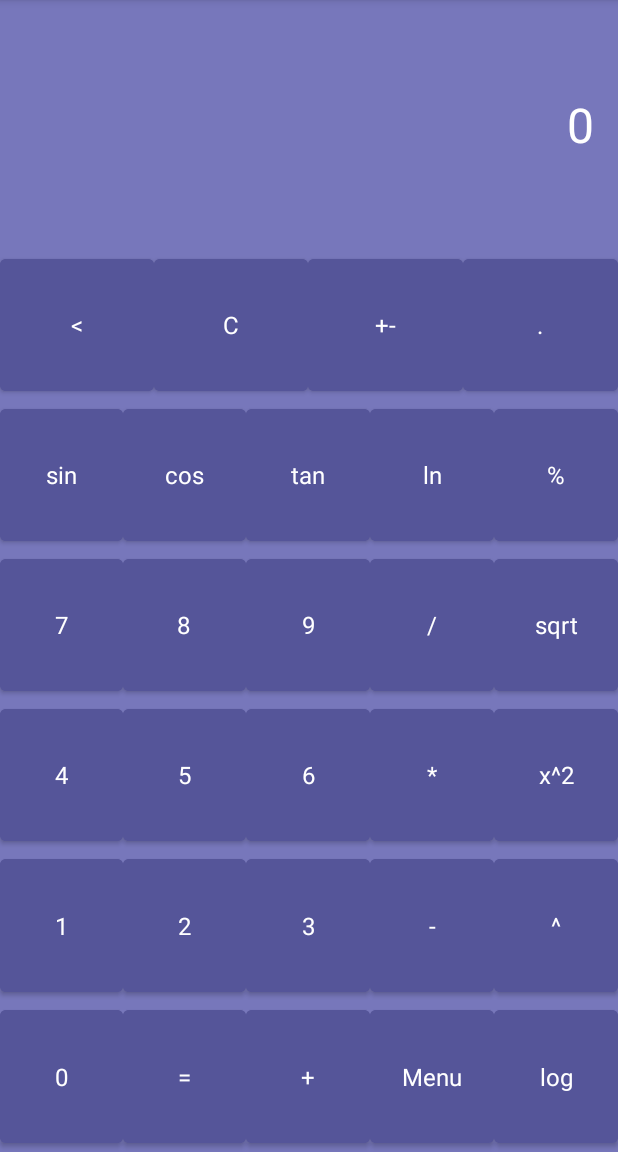
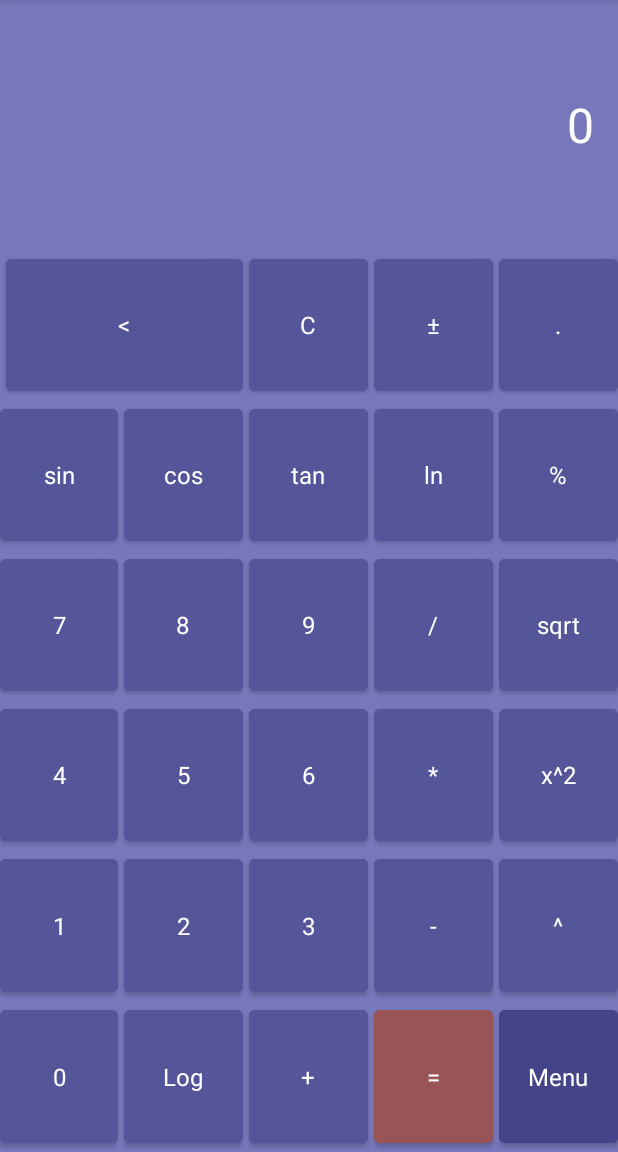
Before and after one commit to KZielinskii/Kalkulator, an Android app: the CalculatorScientific screen opened directly, with no data from a screen before it, on a phone screen of 412 x 824 dp, the part 84-1236 px from its top. Run offline under Robolectric (Android 15) with nearby library versions, the phone set to English and light mode, and no system bars.

Commit message:
the appearance of the application has been improved

```diff
--- a/app/src/main/res/layout/activity_calculator_scientific.xml
+++ b/app/src/main/res/layout/activity_calculator_scientific.xml
@@ -46,12 +46,14 @@
                 android:id="@+id/p1"
                 android:layout_width="0dp"
                 android:layout_height="match_parent"
-                android:layout_weight=".25"
+                android:layout_weight=".5"
                 android:backgroundTint="#555599"
                 android:text="&lt;"
                 android:textAppearance="@style/TextAppearance.AppCompat.Large"
                 android:textSize="16sp"
-                android:visibility="visible" />
+                android:visibility="visible"
+                android:layout_marginStart="4dp"
+                android:layout_marginEnd="4dp"/>
 
             <Button
                 android:id="@+id/p2"
@@ -62,7 +64,8 @@
                 android:text="C"
                 android:textAppearance="@style/TextAppearance.AppCompat.Large"
                 android:textSize="16sp"
-                android:visibility="visible" />
+                android:visibility="visible"
+                android:layout_marginEnd="4dp"/>
 
             <Button
                 android:id="@+id/p3"
@@ -70,10 +73,11 @@
                 android:layout_height="match_parent"
                 android:layout_weight=".25"
                 android:backgroundTint="#555599"
-                android:text="+-"
+                android:text="±"
                 android:textAppearance="@style/TextAppearance.AppCompat.Large"
                 android:textSize="16sp"
-                android:visibility="visible" />
+                android:visibility="visible"
+                android:layout_marginEnd="4dp"/>
 
             <Button
                 android:id="@+id/p4"
@@ -104,7 +108,8 @@
                 android:text="sin"
                 android:textAppearance="@style/TextAppearance.AppCompat.Large"
                 android:textSize="16sp"
-                android:visibility="visible" />
+                android:visibility="visible"
+                android:layout_marginEnd="4dp"/>
 
             <Button
                 android:id="@+id/p22"
@@ -115,7 +120,8 @@
                 android:text="cos"
                 android:textAppearance="@style/TextAppearance.AppCompat.Large"
                 android:textSize="16sp"
-                android:visibility="visible" />
+                android:visibility="visible"
+                android:layout_marginEnd="4dp"/>
 
             <Button
                 android:id="@+id/p23"
@@ -126,7 +132,8 @@
                 android:text="tan"
                 android:textAppearance="@style/TextAppearance.AppCompat.Large"
                 android:textSize="16sp"
-                android:visibility="visible" />
+                android:visibility="visible"
+                android:layout_marginEnd="4dp"/>
 
             <Button
                 android:id="@+id/p24"
@@ -137,7 +144,8 @@
                 android:text="ln"
                 android:textAppearance="@style/TextAppearance.AppCompat.Large"
                 android:textSize="16sp"
-                android:visibility="visible" />
+                android:visibility="visible"
+                android:layout_marginEnd="4dp"/>
 
             <Button
                 android:id="@+id/p29"
@@ -168,7 +176,8 @@
                 android:text="7"
                 android:textAppearance="@style/TextAppearance.AppCompat.Large"
                 android:textSize="16sp"
-                android:visibility="visible" />
+                android:visibility="visible"
+                android:layout_marginEnd="4dp"/>
 
             <Button
                 android:id="@+id/p6"
@@ -179,7 +188,8 @@
                 android:text="8"
                 android:textAppearance="@style/TextAppearance.AppCompat.Large"
                 android:textSize="16sp"
-                android:visibility="visible" />
+                android:visibility="visible"
+                android:layout_marginEnd="4dp"/>
 
             <Button
                 android:id="@+id/p7"
@@ -190,7 +200,8 @@
                 android:text="9"
                 android:textAppearance="@style/TextAppearance.AppCompat.Large"
                 android:textSize="16sp"
-                android:visibility="visible" />
+                android:visibility="visible"
+                android:layout_marginEnd="4dp"/>
 
             <Button
                 android:id="@+id/p8"
@@ -201,7 +212,8 @@
                 android:text="/"
                 android:textAppearance="@style/TextAppearance.AppCompat.Large"
                 android:textSize="16sp"
-                android:visibility="visible" />
+                android:visibility="visible"
+                android:layout_marginEnd="4dp"/>
 
             <Button
                 android:id="@+id/p25"
@@ -233,7 +245,8 @@
                 android:text="4"
                 android:textAppearance="@style/TextAppearance.AppCompat.Large"
                 android:textSize="16sp"
-                android:visibility="visible" />
+                android:visibility="visible"
+                android:layout_marginEnd="4dp"/>
 
             <Button
                 android:id="@+id/p10"
@@ -244,7 +257,8 @@
                 android:text="5"
                 android:textAppearance="@style/TextAppearance.AppCompat.Large"
                 android:textSize="16sp"
-                android:visibility="visible" />
+                android:visibility="visible"
+                android:layout_marginEnd="4dp"/>
 
             <Button
                 android:id="@+id/p11"
@@ -255,7 +269,8 @@
                 android:text="6"
                 android:textAppearance="@style/TextAppearance.AppCompat.Large"
                 android:textSize="16sp"
-                android:visibility="visible" />
+                android:visibility="visible"
+                android:layout_marginEnd="4dp"/>
 
             <Button
                 android:id="@+id/p12"
@@ -266,7 +281,8 @@
                 android:text="*"
                 android:textAppearance="@style/TextAppearance.AppCompat.Large"
                 android:textSize="16sp"
-                android:visibility="visible" />
+                android:visibility="visible"
+                android:layout_marginEnd="4dp"/>
 
             <Button
                 android:id="@+id/p26"
@@ -298,7 +314,8 @@
                 android:text="1"
                 android:textAppearance="@style/TextAppearance.AppCompat.Large"
                 android:textSize="16sp"
-                android:visibility="visible" />
+                android:visibility="visible"
+                android:layout_marginEnd="4dp"/>
 
             <Button
                 android:id="@+id/p14"
@@ -309,7 +326,8 @@
                 android:text="2"
                 android:textAppearance="@style/TextAppearance.AppCompat.Large"
                 android:textSize="16sp"
-                android:visibility="visible" />
+                android:visibility="visible"
+                android:layout_marginEnd="4dp"/>
 
             <Button
                 android:id="@+id/p15"
@@ -320,7 +338,8 @@
                 android:text="3"
                 android:textAppearance="@style/TextAppearance.AppCompat.Large"
                 android:textSize="16sp"
-                android:visibility="visible" />
+                android:visibility="visible"
+                android:layout_marginEnd="4dp"/>
 
             <Button
                 android:id="@+id/p16"
@@ -331,7 +350,8 @@
                 android:text="-"
                 android:textAppearance="@style/TextAppearance.AppCompat.Large"
                 android:textSize="16sp"
-                android:visibility="visible" />
+                android:visibility="visible"
+                android:layout_marginEnd="4dp"/>
 
             <Button
                 android:id="@+id/p27"
@@ -363,18 +383,20 @@
                 android:text="0"
                 android:textAppearance="@style/TextAppearance.AppCompat.Large"
                 android:textSize="16sp"
-                android:visibility="visible" />
+                android:visibility="visible"
+                android:layout_marginEnd="4dp"/>
 
             <Button
-                android:id="@+id/p18"
+                android:id="@+id/p28"
                 android:layout_width="0dp"
                 android:layout_height="match_parent"
                 android:layout_weight=".25"
                 android:backgroundTint="#555599"
-                android:text="="
+                android:text="Log"
                 android:textAppearance="@style/TextAppearance.AppCompat.Large"
                 android:textSize="16sp"
-                android:visibility="visible" />
+                android:visibility="visible"
+                android:layout_marginEnd="4dp"/>
 
             <Button
                 android:id="@+id/p19"
@@ -385,26 +407,28 @@
                 android:text="+"
                 android:textAppearance="@style/TextAppearance.AppCompat.Large"
                 android:textSize="16sp"
-                android:visibility="visible" />
+                android:visibility="visible"
+                android:layout_marginEnd="4dp"/>
+
+            <Button
+                android:id="@+id/p18"
+                android:layout_width="0dp"
+                android:layout_height="match_parent"
+                android:layout_weight=".25"
+                android:backgroundTint="#995555"
+                android:text="="
+                android:textAppearance="@style/TextAppearance.AppCompat.Large"
+                android:textSize="16sp"
+                android:visibility="visible"
+                android:layout_marginEnd="4dp"/>
 
             <Button
                 android:id="@+id/p20"
                 android:layout_width="0dp"
                 android:layout_height="match_parent"
                 android:layout_weight=".25"
-                android:backgroundTint="#555599"
+                android:backgroundTint="#444488"
                 android:text="Menu"
-                android:textAppearance="@style/TextAppearance.AppCompat.Large"
-                android:textSize="16sp"
-                android:visibility="visible" />
-
-            <Button
-                android:id="@+id/p28"
-                android:layout_width="0dp"
-                android:layout_height="match_parent"
-                android:layout_weight=".25"
-                android:backgroundTint="#555599"
-                android:text="log"
                 android:textAppearance="@style/TextAppearance.AppCompat.Large"
                 android:textSize="16sp"
                 android:visibility="visible" />
--- a/app/src/main/res/values/strings.xml
+++ b/app/src/main/res/values/strings.xml
@@ -14,5 +14,5 @@
         wyrażeń matematycznych.
     </string>
 
-    <string name="author">Kacper Zieliński</string>
+    <string name="author">Autor: Kacper Zieliński</string>
 </resources>
```
Also changed, not shown: app/src/main/res/layout/activity_calculator.xml (+44 -27 lines), app/src/main/res/layout/activity_info.xml (+21 -9 lines).
